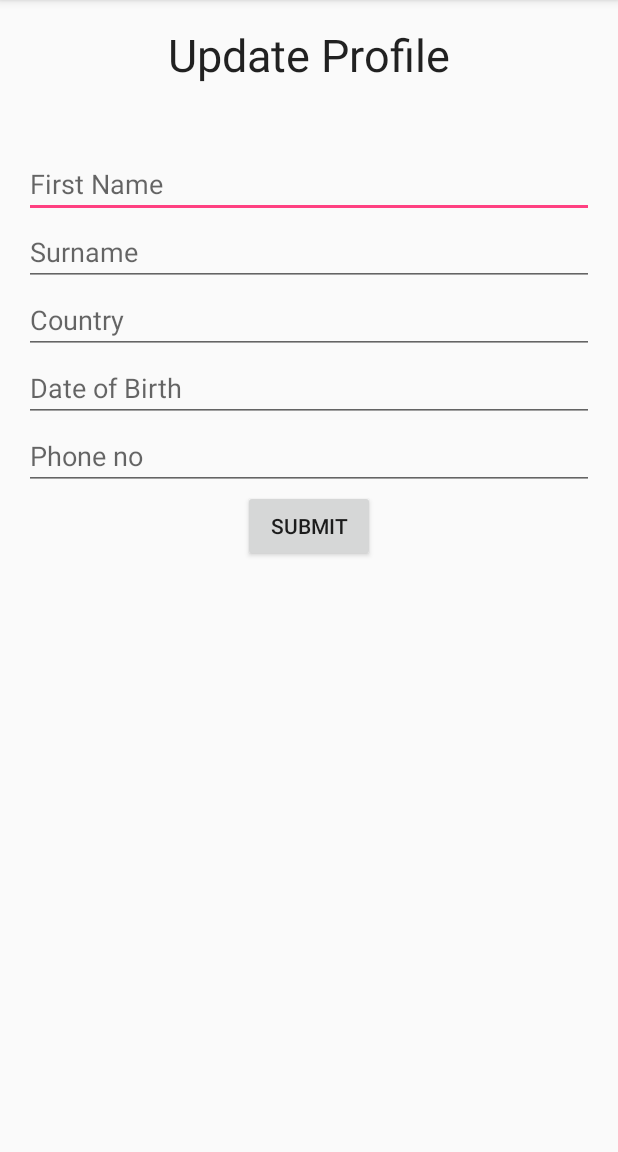
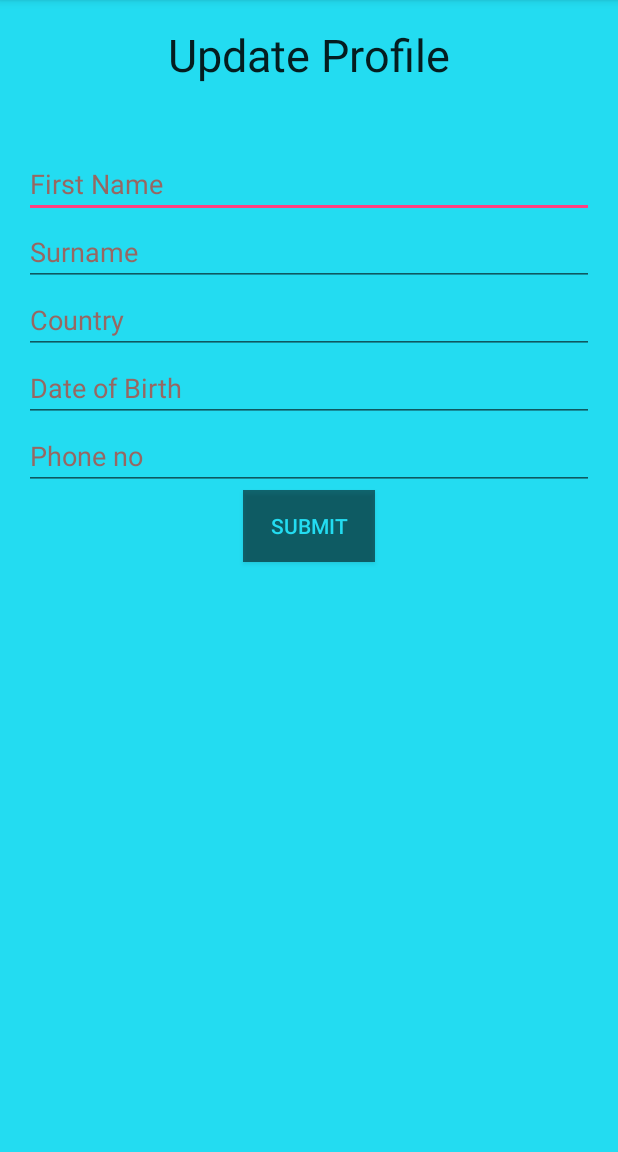
Before and after one commit to vinilprabhu/Dish-Menu-Android, an Android app: the screen it shows after launch once a user with an empty profile is signed in (UserDetails), on a phone screen of 412 x 824 dp, the part 84-1236 px from its top. Run offline under Robolectric (Android 15) with nearby library versions, the phone set to English and light mode, and no system bars; our stand-ins replace Firebase (no records; nobody signed in at launch, a user with empty details on screens opened directly).

```diff
--- a/app/build.gradle
+++ b/app/build.gradle
@@ -26,6 +26,9 @@ dependencies {
     compile 'com.google.firebase:firebase-auth:9.8.0'
     compile 'com.google.android.gms:play-services-auth:9.8.0'
     compile 'com.google.firebase:firebase-database:9.8.0'
+
+    compile 'com.squareup.retrofit2:retrofit:2.1.0'
+    compile 'com.squareup.retrofit2:converter-gson:2.1.0'
 }
 
 apply plugin: 'com.google.gms.google-services'
--- a/app/src/main/AndroidManifest.xml
+++ b/app/src/main/AndroidManifest.xml
@@ -6,7 +6,7 @@
 
     <application
         android:allowBackup="true"
-        android:icon="@mipmap/ic_launcher"
+        android:icon="@drawable/logo"
         android:label="@string/app_name"
         android:supportsRtl="true"
         android:theme="@style/AppTheme">
@@ -19,7 +19,8 @@
         </activity>
         <activity android:name=".MainActivity" />
         <activity android:name=".Login" />
-        <activity android:name=".UserDetails"></activity>
+        <activity android:name=".UserDetails" />
+        <activity android:name=".Restaurant"></activity>
     </application>
 
 </manifest>
--- a/app/src/main/res/layout/activity_user_details.xml
+++ b/app/src/main/res/layout/activity_user_details.xml
@@ -5,87 +5,95 @@
     android:layout_height="match_parent"
     android:paddingBottom="@dimen/activity_vertical_margin"
     android:paddingLeft="@dimen/activity_horizontal_margin"
+    android:background="#23dcf1"
     android:paddingRight="@dimen/activity_horizontal_margin"
     android:paddingTop="@dimen/activity_vertical_margin"
     tools:context="com.vinil.dishmenu.UserDetails">
 
 
-    <EditText
+    <ScrollView
         android:layout_width="wrap_content"
         android:layout_height="wrap_content"
-        android:inputType="textPersonName"
-        android:hint="First Name"
-        android:ems="10"
-        android:id="@+id/editTextFirstName"
-        android:layout_marginTop="43dp"
-        android:layout_below="@+id/textView"
+        android:id="@+id/scrollView"
+        android:layout_alignParentBottom="true"
+        android:layout_alignParentEnd="true"
+        android:layout_alignParentTop="true"
+        android:layout_alignParentStart="true">
+
+    </ScrollView>
+
+    <LinearLayout
+        android:orientation="vertical"
+        android:layout_width="match_parent"
+        android:layout_height="match_parent"
+        android:layout_alignParentTop="true"
         android:layout_alignParentStart="true"
-        android:layout_alignParentEnd="true" />
+        android:layout_alignParentBottom="true">
 
-    <EditText
-        android:layout_width="wrap_content"
-        android:layout_height="wrap_content"
-        android:inputType="textPersonName"
-        android:hint="Surname"
-        android:ems="10"
-        android:id="@+id/editTextSurname"
-        android:layout_alignParentStart="true"
-        android:layout_below="@+id/editTextFirstName"
-        android:layout_alignParentLeft="true"
-        android:layout_alignEnd="@+id/editTextFirstName" />
+        <TextView
+            android:layout_width="wrap_content"
+            android:layout_height="wrap_content"
+            android:textAppearance="?android:attr/textAppearanceLarge"
+            android:text="Update Profile"
+            android:textSize="30dp"
+            android:layout_gravity="center_horizontal"
+            android:id="@+id/textView" />
 
-    <EditText
-        android:layout_width="wrap_content"
-        android:layout_height="wrap_content"
-        android:inputType="textPostalAddress"
-        android:ems="10"
-        android:hint="Country"
-        android:id="@+id/editTextCountry"
-        android:layout_alignParentStart="true"
-        android:layout_below="@+id/editTextSurname"
-        android:layout_alignParentLeft="true"
-        android:layout_alignEnd="@+id/editTextSurname" />
+        <EditText
+            android:layout_width="match_parent"
+            android:layout_height="wrap_content"
+            android:inputType="textPersonName"
+            android:hint="First Name"
+            android:ems="10"
+            android:textColorHint="#a1dc230e"
+            android:id="@+id/editTextFirstName"
+            android:layout_marginTop="43dp" />
 
-    <EditText
-        android:layout_width="wrap_content"
-        android:layout_height="wrap_content"
-        android:inputType="date"
-        android:ems="10"
-        android:hint="Date of Birth"
-        android:id="@+id/editTextDOB"
-        android:layout_alignParentStart="true"
-        android:layout_below="@+id/editTextCountry"
-        android:layout_alignParentLeft="true"
-        android:layout_alignEnd="@+id/editTextCountry" />
+        <EditText
+            android:layout_width="match_parent"
+            android:layout_height="wrap_content"
+            android:inputType="textPersonName"
+            android:textColorHint="#a1dc230e"
+            android:hint="Surname"
+            android:ems="10"
+            android:id="@+id/editTextSurname" />
 
-    <EditText
-        android:layout_width="wrap_content"
-        android:layout_height="wrap_content"
-        android:inputType="phone"
-        android:ems="10"
-        android:hint="Phone no"
-        android:id="@+id/editTextPhone"
-        android:layout_alignParentStart="true"
-        android:layout_below="@+id/editTextDOB"
-        android:layout_alignParentLeft="true"
-        android:layout_alignEnd="@+id/editTextDOB" />
+        <EditText
+            android:layout_width="match_parent"
+            android:layout_height="wrap_content"
+            android:inputType="textPostalAddress"
+            android:textColorHint="#a1dc230e"
+            android:ems="10"
+            android:hint="Country"
+            android:id="@+id/editTextCountry" />
 
-    <Button
-        android:layout_width="wrap_content"
-        android:layout_height="wrap_content"
-        android:text="Submit"
-        android:id="@+id/buttonsubmitDetails"
-        android:layout_below="@+id/editTextPhone"
-        android:layout_centerHorizontal="true" />
+        <EditText
+            android:layout_width="match_parent"
+            android:layout_height="wrap_content"
+            android:inputType="date"
+            android:textColorHint="#a1dc230e"
+            android:ems="10"
+            android:hint="Date of Birth"
+            android:id="@+id/editTextDOB" />
 
-    <TextView
-        android:layout_width="wrap_content"
-        android:layout_height="wrap_content"
-        android:textAppearance="?android:attr/textAppearanceLarge"
-        android:text="Update Profile"
-        android:textSize="30dp"
-        android:layout_alignParentTop="true"
-        android:layout_centerHorizontal="true"
-        android:id="@+id/textView" />
+        <EditText
+            android:layout_width="match_parent"
+            android:layout_height="wrap_content"
+            android:inputType="phone"
+            android:textColorHint="#a1dc230e"
+            android:ems="10"
+            android:hint="Phone no"
+            android:id="@+id/editTextPhone"/>
+
+        <Button
+            android:layout_width="wrap_content"
+            android:layout_height="wrap_content"
+            android:text="Submit"
+            android:textColor="#23dcf1"
+            android:background="#88000000"
+            android:id="@+id/buttonsubmitDetails"
+            android:layout_gravity="center_horizontal" />
+
+    </LinearLayout>
 
 </RelativeLayout>
```
Also changed, not shown: app/src/main/res/layout/activity_home.xml (+23 -4 lines), app/src/main/res/layout/activity_login.xml (+10 -2 lines), app/src/main/res/layout/activity_main.xml (+7 -0 lines), app/src/main/res/layout/activity_restaurant.xml (added, +32 -0 lines), app/src/main/res/drawable/logo.jpeg (added), 116 other files.
